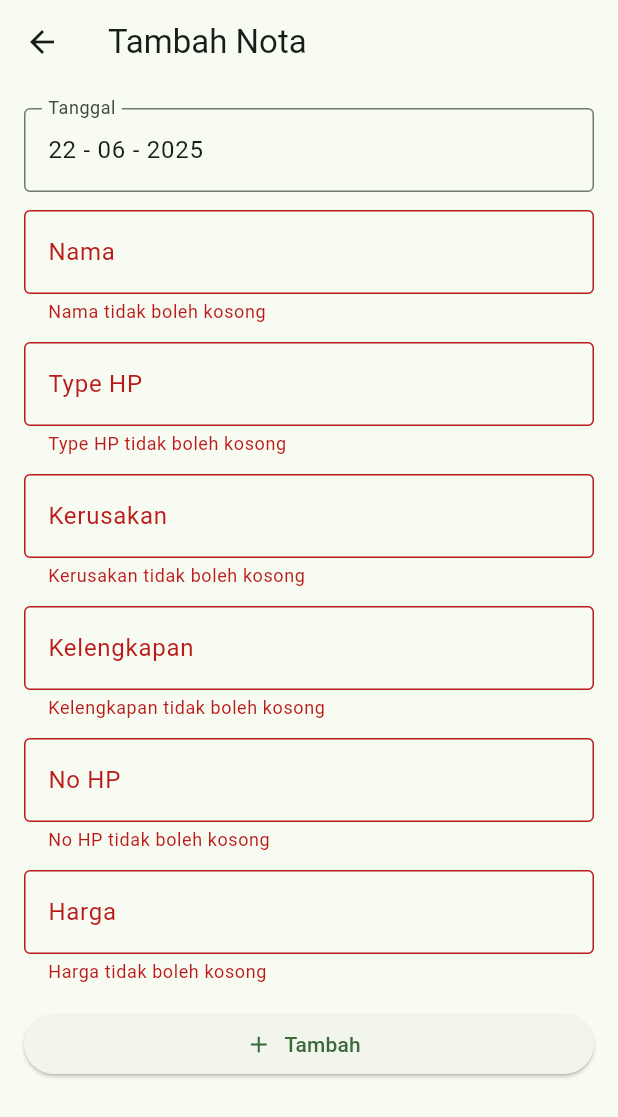
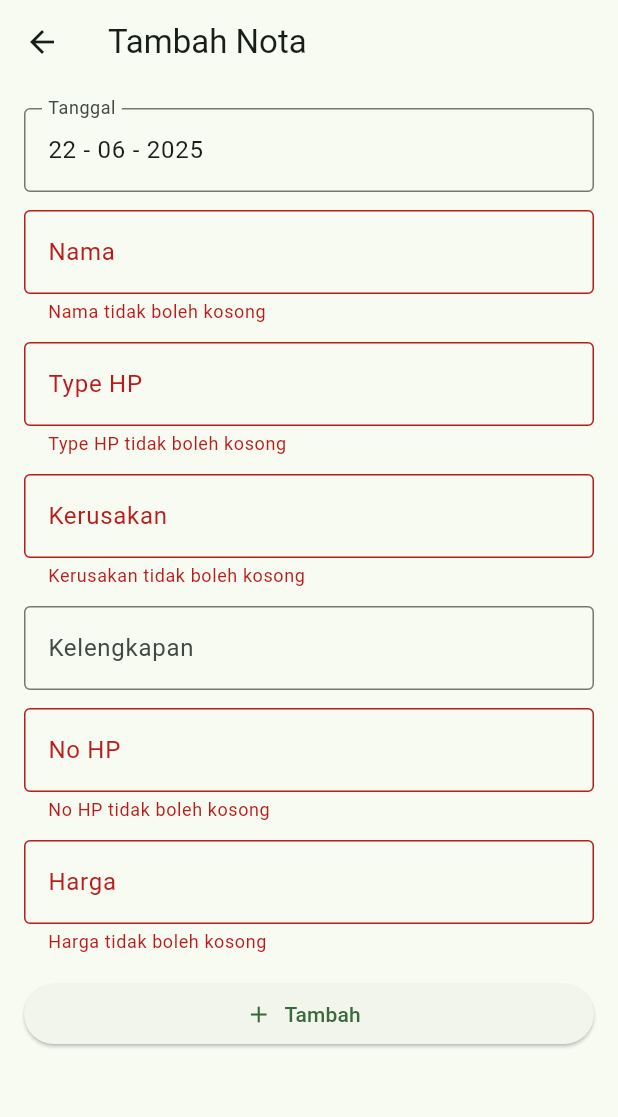
Before and after one commit to izzaaaaaa/notecounta, a Flutter app: the Nota screen opened directly, after a tap on "Tambah", on a phone screen of 412 x 824 dp. Shown: the top 1117 px of the screen. Run offline on Flutter 3.47's test engine with Material 3 defaults, Android fonts, the light colour scheme and no system bars; our stand-ins replace supabase_flutter; accounts and stored records are empty.

Commit message:
menghapus validasi kelengkapan

```diff
--- a/lib/pages/home.dart
+++ b/lib/pages/home.dart
@@ -1,6 +1,5 @@
 import 'package:flutter/material.dart';
 import 'package:notecounta/pages/notecounta.dart';
-// import 'package:notecounta/pages/nota.dart';
 
 class Home extends StatelessWidget {
   const Home({super.key});
--- a/lib/pages/nota.dart
+++ b/lib/pages/nota.dart
@@ -194,12 +194,6 @@ class _NotaState extends State<Nota> {
                   labelText: 'Kelengkapan',
                   border: OutlineInputBorder(),
                 ),
-                validator: (value) {
-                  if (value == null || value.trim().isEmpty) {
-                    return 'Kelengkapan tidak boleh kosong';
-                  }
-                  return null;
-                },
               ),
               const SizedBox(height: 12),
 
```
Also changed, not shown: lib/pages/notecounta.dart (+6 -6 lines).
